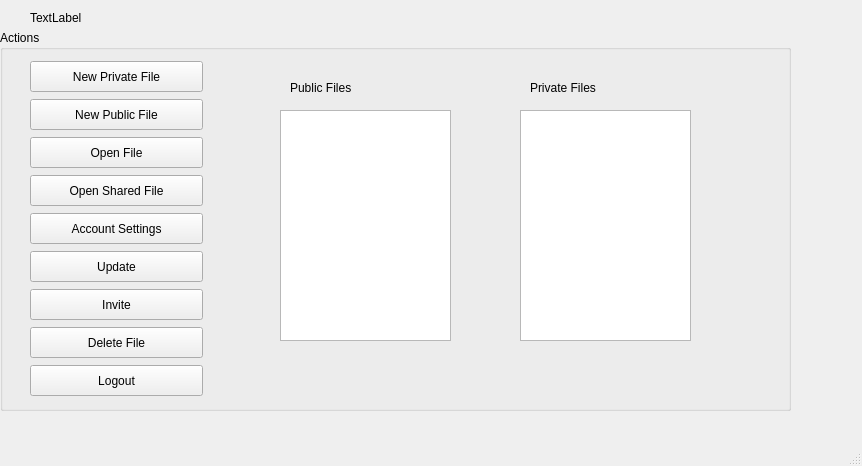
The window that concurrentTextEditor/loggedinmainwindow.ui (scottiexdev/concurrentTextEditor) describes before a commit, drawn with Qt 5.
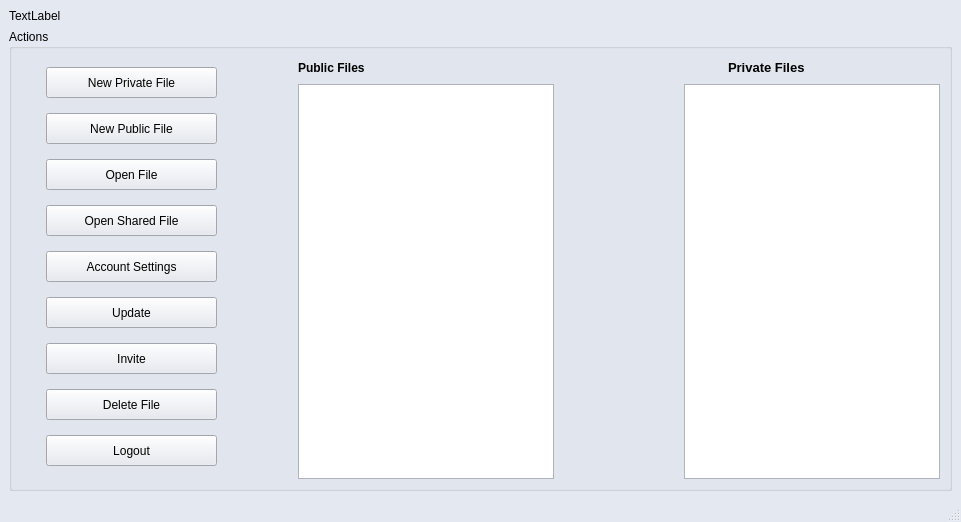
The same window after the commit.

Commit message: First steps UI rework - changed background

The edit to the form file:
```diff
--- a/concurrentTextEditor/loggedinmainwindow.ui
+++ b/concurrentTextEditor/loggedinmainwindow.ui
@@ -6,93 +6,498 @@
    <rect>
     <x>0</x>
     <y>0</y>
-    <width>862</width>
-    <height>466</height>
+    <width>961</width>
+    <height>522</height>
    </rect>
   </property>
+  <property name="minimumSize">
+   <size>
+    <width>840</width>
+    <height>510</height>
+   </size>
+  </property>
+  <property name="palette">
+   <palette>
+    <active>
+     <colorrole role="WindowText">
+      <brush brushstyle="SolidPattern">
+       <color alpha="255">
+        <red>0</red>
+        <green>0</green>
+        <blue>0</blue>
+       </color>
+      </brush>
+     </colorrole>
+     <colorrole role="Button">
+      <brush brushstyle="SolidPattern">
+       <color alpha="255">
+        <red>228</red>
+        <green>232</green>
+        <blue>240</blue>
+       </color>
+      </brush>
+     </colorrole>
+     <colorrole role="Light">
+      <brush brushstyle="SolidPattern">
+       <color alpha="255">
+        <red>255</red>
+        <green>255</green>
+        <blue>255</blue>
+       </color>
+      </brush>
+     </colorrole>
+     <colorrole role="Midlight">
+      <brush brushstyle="SolidPattern">
+       <color alpha="255">
+        <red>241</red>
+        <green>243</green>
+        <blue>247</blue>
+       </color>
+      </brush>
+     </colorrole>
+     <colorrole role="Dark">
+      <brush brushstyle="SolidPattern">
+       <color alpha="255">
+        <red>114</red>
+        <green>116</green>
+        <blue>120</blue>
+       </color>
+      </brush>
+     </colorrole>
+     <colorrole role="Mid">
+      <brush brushstyle="SolidPattern">
+       <color alpha="255">
+        <red>152</red>
+        <green>155</green>
+        <blue>160</blue>
+       </color>
+      </brush>
+     </colorrole>
+     <colorrole role="Text">
+      <brush brushstyle="SolidPattern">
+       <color alpha="255">
+        <red>0</red>
+        <green>0</green>
+        <blue>0</blue>
+       </color>
+      </brush>
+     </colorrole>
+     <colorrole role="BrightText">
+      <brush brushstyle="SolidPattern">
+       <color alpha="255">
+        <red>255</red>
+        <green>255</green>
+        <blue>255</blue>
+       </color>
+      </brush>
+     </colorrole>
+     <colorrole role="ButtonText">
+      <brush brushstyle="SolidPattern">
+       <color alpha="255">
+        <red>0</red>
+        <green>0</green>
+        <blue>0</blue>
+       </color>
+      </brush>
+     </colorrole>
+     <colorrole role="Base">
+      <brush brushstyle="SolidPattern">
+       <color alpha="255">
+        <red>255</red>
+        <green>255</green>
+        <blue>255</blue>
+       </color>
+      </brush>
+     </colorrole>
+     <colorrole role="Window">
+      <brush brushstyle="SolidPattern">
+       <color alpha="255">
+        <red>228</red>
+        <green>232</green>
+        <blue>240</blue>
+       </color>
+      </brush>
+     </colorrole>
+     <colorrole role="Shadow">
+      <brush brushstyle="SolidPattern">
+       <color alpha="255">
+        <red>0</red>
+        <green>0</green>
+        <blue>0</blue>
+       </color>
+      </brush>
+     </colorrole>
+     <colorrole role="AlternateBase">
+      <brush brushstyle="SolidPattern">
+       <color alpha="255">
+        <red>241</red>
+        <green>243</green>
+        <blue>247</blue>
+       </color>
+      </brush>
+     </colorrole>
+     <colorrole role="ToolTipBase">
+      <brush brushstyle="SolidPattern">
+       <color alpha="255">
+        <red>255</red>
+        <green>255</green>
+        <blue>220</blue>
+       </color>
+      </brush>
+     </colorrole>
+     <colorrole role="ToolTipText">
+      <brush brushstyle="SolidPattern">
+       <color alpha="255">
+        <red>0</red>
+        <green>0</green>
+        <blue>0</blue>
+       </color>
+      </brush>
+     </colorrole>
+     <colorrole role="PlaceholderText">
+      <brush brushstyle="SolidPattern">
+       <color alpha="128">
+        <red>0</red>
+        <green>0</green>
+        <blue>0</blue>
+       </color>
+      </brush>
+     </colorrole>
+    </active>
+    <inactive>
+     <colorrole role="WindowText">
+      <brush brushstyle="SolidPattern">
+       <color alpha="255">
+        <red>0</red>
+        <green>0</green>
+        <blue>0</blue>
+       </color>
+      </brush>
+     </colorrole>
+     <colorrole role="Button">
+      <brush brushstyle="SolidPattern">
+       <color alpha="255">
+        <red>228</red>
+        <green>232</green>
+        <blue>240</blue>
+       </color>
+      </brush>
+     </colorrole>
+     <colorrole role="Light">
+      <brush brushstyle="SolidPattern">
+       <color alpha="255">
+        <red>255</red>
+        <green>255</green>
+        <blue>255</blue>
+       </color>
+      </brush>
+     </colorrole>
+     <colorrole role="Midlight">
+      <brush brushstyle="SolidPattern">
+       <color alpha="255">
+        <red>241</red>
+        <green>243</green>
+        <blue>247</blue>
+       </color>
+      </brush>
+     </colorrole>
+     <colorrole role="Dark">
+      <brush brushstyle="SolidPattern">
+       <color alpha="255">
+        <red>114</red>
+        <green>116</green>
+        <blue>120</blue>
+       </color>
+      </brush>
+     </colorrole>
+     <colorrole role="Mid">
+      <brush brushstyle="SolidPattern">
+       <color alpha="255">
+        <red>152</red>
+        <green>155</green>
+        <blue>160</blue>
+       </color>
+      </brush>
+     </colorrole>
+     <colorrole role="Text">
+      <brush brushstyle="SolidPattern">
+       <color alpha="255">
+        <red>0</red>
+        <green>0</green>
+        <blue>0</blue>
+       </color>
+      </brush>
+     </colorrole>
+     <colorrole role="BrightText">
+      <brush brushstyle="SolidPattern">
+       <color alpha="255">
+        <red>255</red>
+        <green>255</green>
+        <blue>255</blue>
+       </color>
+      </brush>
+     </colorrole>
+     <colorrole role="ButtonText">
+      <brush brushstyle="SolidPattern">
+       <color alpha="255">
+        <red>0</red>
+        <green>0</green>
+        <blue>0</blue>
+       </color>
+      </brush>
+     </colorrole>
+     <colorrole role="Base">
+      <brush brushstyle="SolidPattern">
+       <color alpha="255">
+        <red>255</red>
+        <green>255</green>
+        <blue>255</blue>
+       </color>
+      </brush>
+     </colorrole>
+     <colorrole role="Window">
+      <brush brushstyle="SolidPattern">
+       <color alpha="255">
+        <red>228</red>
+        <green>232</green>
+        <blue>240</blue>
+       </color>
+      </brush>
+     </colorrole>
+     <colorrole role="Shadow">
+      <brush brushstyle="SolidPattern">
+       <color alpha="255">
+        <red>0</red>
+        <green>0</green>
+        <blue>0</blue>
+       </color>
+      </brush>
+     </colorrole>
+     <colorrole role="AlternateBase">
+      <brush brushstyle="SolidPattern">
+       <color alpha="255">
+        <red>241</red>
+        <green>243</green>
+        <blue>247</blue>
+       </color>
+      </brush>
+     </colorrole>
+     <colorrole role="ToolTipBase">
+      <brush brushstyle="SolidPattern">
+       <color alpha="255">
+        <red>255</red>
+        <green>255</green>
+        <blue>220</blue>
+       </color>
+      </brush>
+     </colorrole>
+     <colorrole role="ToolTipText">
+      <brush brushstyle="SolidPattern">
+       <color alpha="255">
+        <red>0</red>
+        <green>0</green>
+        <blue>0</blue>
+       </color>
+      </brush>
+     </colorrole>
+     <colorrole role="PlaceholderText">
+      <brush brushstyle="SolidPattern">
+       <color alpha="128">
+        <red>0</red>
+        <green>0</green>
+        <blue>0</blue>
+       </color>
+      </brush>
+     </colorrole>
+    </inactive>
+    <disabled>
+     <colorrole role="WindowText">
+      <brush brushstyle="SolidPattern">
+       <color alpha="255">
+        <red>114</red>
+        <green>116</green>
+        <blue>120</blue>
+       </color>
+      </brush>
+     </colorrole>
+     <colorrole role="Button">
+      <brush brushstyle="SolidPattern">
+       <color alpha="255">
+        <red>228</red>
+        <green>232</green>
+        <blue>240</blue>
+       </color>
+      </brush>
+     </colorrole>
+     <colorrole role="Light">
+      <brush brushstyle="SolidPattern">
+       <color alpha="255">
+        <red>255</red>
+        <green>255</green>
+        <blue>255</blue>
+       </color>
+      </brush>
+     </colorrole>
+     <colorrole role="Midlight">
+      <brush brushstyle="SolidPattern">
+       <color alpha="255">
+        <red>241</red>
+        <green>243</green>
+        <blue>247</blue>
+       </color>
+      </brush>
+     </colorrole>
+     <colorrole role="Dark">
+      <brush brushstyle="SolidPattern">
+       <color alpha="255">
+        <red>114</red>
+        <green>116</green>
+        <blue>120</blue>
+       </color>
+      </brush>
+     </colorrole>
+     <colorrole role="Mid">
+      <brush brushstyle="SolidPattern">
+       <color alpha="255">
+        <red>152</red>
+        <green>155</green>
+        <blue>160</blue>
+       </color>
+      </brush>
+     </colorrole>
+     <colorrole role="Text">
+      <brush brushstyle="SolidPattern">
+       <color alpha="255">
+        <red>114</red>
+        <green>116</green>
+        <blue>120</blue>
+       </color>
+      </brush>
+     </colorrole>
+     <colorrole role="BrightText">
+      <brush brushstyle="SolidPattern">
+       <color alpha="255">
+        <red>255</red>
+        <green>255</green>
+        <blue>255</blue>
+       </color>
+      </brush>
+     </colorrole>
+     <colorrole role="ButtonText">
+      <brush brushstyle="SolidPattern">
+       <color alpha="255">
+        <red>114</red>
+        <green>116</green>
+        <blue>120</blue>
+       </color>
+      </brush>
+     </colorrole>
+     <colorrole role="Base">
+      <brush brushstyle="SolidPattern">
+       <color alpha="255">
+        <red>228</red>
+        <green>232</green>
+        <blue>240</blue>
+       </color>
+      </brush>
+     </colorrole>
+     <colorrole role="Window">
+      <brush brushstyle="SolidPattern">
+       <color alpha="255">
+        <red>228</red>
+        <green>232</green>
+        <blue>240</blue>
+       </color>
+      </brush>
+     </colorrole>
+     <colorrole role="Shadow">
+      <brush brushstyle="SolidPattern">
+       <color alpha="255">
+        <red>0</red>
+        <green>0</green>
+        <blue>0</blue>
+       </color>
+      </brush>
+     </colorrole>
+     <colorrole role="AlternateBase">
+      <brush brushstyle="SolidPattern">
+       <color alpha="255">
+        <red>228</red>
+        <green>232</green>
+        <blue>240</blue>
+       </color>
+      </brush>
+     </colorrole>
+     <colorrole role="ToolTipBase">
+      <brush brushstyle="SolidPattern">
+       <color alpha="255">
+        <red>255</red>
+        <green>255</green>
+        <blue>220</blue>
+       </color>
+      </brush>
+     </colorrole>
+     <colorrole role="ToolTipText">
+      <brush brushstyle="SolidPattern">
+       <color alpha="255">
+        <red>0</red>
+        <green>0</green>
+        <blue>0</blue>
+       </color>
+      </brush>
+     </colorrole>
+     <colorrole role="PlaceholderText">
+      <brush brushstyle="SolidPattern">
+       <color alpha="128">
+        <red>0</red>
+        <green>0</green>
+        <blue>0</blue>
+       </color>
+      </brush>
+     </colorrole>
+    </disabled>
+   </palette>
+  </property>
   <property name="windowTitle">
    <string>ConcurrentTextEditor</string>
   </property>
   <widget class="QWidget" name="centralwidget">
-   <widget class="QWidget" name="horizontalLayoutWidget">
-    <property name="geometry">
-     <rect>
-      <x>0</x>
-      <y>30</y>
-      <width>791</width>
-      <height>381</height>
-     </rect>
-    </property>
-    <layout class="QHBoxLayout" name="horizontalLayout">
-     <item>
-      <widget class="QGroupBox" name="groupBox">
-       <property name="title">
-        <string>Actions</string>
-       </property>
-       <widget class="QTableWidget" name="PublicFileListTable">
-        <property name="geometry">
-         <rect>
-          <x>280</x>
-          <y>80</y>
-          <width>171</width>
-          <height>231</height>
-         </rect>
-        </property>
-        <attribute name="horizontalHeaderCascadingSectionResizes">
-         <bool>true</bool>
-        </attribute>
-       </widget>
-       <widget class="QTableWidget" name="PrivatefileListTable">
-        <property name="geometry">
-         <rect>
-          <x>520</x>
-          <y>80</y>
-          <width>171</width>
-          <height>231</height>
-         </rect>
-        </property>
-        <attribute name="horizontalHeaderCascadingSectionResizes">
-         <bool>true</bool>
-        </attribute>
-       </widget>
-       <widget class="QLabel" name="PublicFilesLabel">
-        <property name="geometry">
-         <rect>
-          <x>290</x>
-          <y>50</y>
-          <width>201</width>
-          <height>16</height>
-         </rect>
-        </property>
-        <property name="text">
-         <string>Public Files</string>
-        </property>
-       </widget>
-       <widget class="QLabel" name="PrivateFilesLabel">
-        <property name="geometry">
-         <rect>
-          <x>530</x>
-          <y>50</y>
-          <width>201</width>
-          <height>16</height>
-         </rect>
-        </property>
-        <property name="text">
-         <string>Private Files</string>
-        </property>
-       </widget>
-       <widget class="QWidget" name="">
-        <property name="geometry">
-         <rect>
-          <x>30</x>
-          <y>30</y>
-          <width>173</width>
-          <height>337</height>
-         </rect>
-        </property>
+   <layout class="QGridLayout" name="gridLayout">
+    <item row="0" column="0">
+     <widget class="QLabel" name="welcomeLabel">
+      <property name="maximumSize">
+       <size>
+        <width>16777215</width>
+        <height>20</height>
+       </size>
+      </property>
+      <property name="text">
+       <string>TextLabel</string>
+      </property>
+     </widget>
+    </item>
+    <item row="1" column="0">
+     <widget class="QGroupBox" name="groupBox">
+      <property name="title">
+       <string>Actions</string>
+      </property>
+      <layout class="QGridLayout" name="gridLayout_2">
+       <item row="0" column="0" rowspan="2">
         <layout class="QVBoxLayout" name="verticalLayout">
+         <property name="leftMargin">
+          <number>25</number>
+         </property>
+         <property name="rightMargin">
+          <number>75</number>
+         </property>
          <item>
           <widget class="QPushButton" name="pushButtonNewFile_3">
+           <property name="sizePolicy">
+            <sizepolicy hsizetype="Minimum" vsizetype="Fixed">
+             <horstretch>0</horstretch>
+             <verstretch>0</verstretch>
+            </sizepolicy>
+           </property>
            <property name="minimumSize">
             <size>
              <width>171</width>
@@ -212,24 +617,125 @@
           </widget>
          </item>
         </layout>
-       </widget>
-      </widget>
-     </item>
-    </layout>
-   </widget>
-   <widget class="QLabel" name="welcomeLabel">
-    <property name="geometry">
-     <rect>
-      <x>30</x>
-      <y>10</y>
-      <width>201</width>
-      <height>16</height>
-     </rect>
-    </property>
-    <property name="text">
-     <string>TextLabel</string>
-    </property>
-   </widget>
+       </item>
+       <item row="0" column="1">
+        <layout class="QHBoxLayout" name="horizontalLayout_3">
+         <item>
+          <widget class="QLabel" name="PublicFilesLabel">
+           <property name="sizePolicy">
+            <sizepolicy hsizetype="Expanding" vsizetype="Fixed">
+             <horstretch>0</horstretch>
+             <verstretch>0</verstretch>
+            </sizepolicy>
+           </property>
+           <property name="font">
+            <font>
+             <weight>75</weight>
+             <bold>true</bold>
+            </font>
+           </property>
+           <property name="text">
+            <string>Public Files</string>
+           </property>
+          </widget>
+         </item>
+         <item>
+          <spacer name="horizontalSpacer_2">
+           <property name="orientation">
+            <enum>Qt::Horizontal</enum>
+           </property>
+           <property name="sizeType">
+            <enum>QSizePolicy::MinimumExpanding</enum>
+           </property>
+           <property name="sizeHint" stdset="0">
+            <size>
+             <width>209</width>
+             <height>20</height>
+            </size>
+           </property>
+          </spacer>
+         </item>
+         <item>
+          <widget class="QLabel" name="PrivateFilesLabel">
+           <property name="sizePolicy">
+            <sizepolicy hsizetype="Expanding" vsizetype="Fixed">
+             <horstretch>0</horstretch>
+             <verstretch>0</verstretch>
+            </sizepolicy>
+           </property>
+           <property name="font">
+            <font>
+             <pointsize>10</pointsize>
+             <weight>75</weight>
+             <bold>true</bold>
+            </font>
+           </property>
+           <property name="text">
+            <string>Private Files</string>
+           </property>
+          </widget>
+         </item>
+        </layout>
+       </item>
+       <item row="1" column="1">
+        <layout class="QHBoxLayout" name="horizontalLayout">
+         <item>
+          <widget class="QTableWidget" name="PublicFileListTable">
+           <property name="maximumSize">
+            <size>
+             <width>850</width>
+             <height>550</height>
+            </size>
+           </property>
+           <property name="autoFillBackground">
+            <bool>true</bool>
+           </property>
+           <property name="frameShape">
+            <enum>QFrame::StyledPanel</enum>
+           </property>
+           <property name="frameShadow">
+            <enum>QFrame::Sunken</enum>
+           </property>
+           <attribute name="horizontalHeaderCascadingSectionResizes">
+            <bool>true</bool>
+           </attribute>
+           <attribute name="horizontalHeaderShowSortIndicator" stdset="0">
+            <bool>false</bool>
+           </attribute>
+          </widget>
+         </item>
+         <item>
+          <spacer name="horizontalSpacer">
+           <property name="orientation">
+            <enum>Qt::Horizontal</enum>
+           </property>
+           <property name="sizeHint" stdset="0">
+            <size>
+             <width>40</width>
+             <height>20</height>
+            </size>
+           </property>
+          </spacer>
+         </item>
+         <item>
+          <widget class="QTableWidget" name="PrivatefileListTable">
+           <property name="maximumSize">
+            <size>
+             <width>850</width>
+             <height>550</height>
+            </size>
+           </property>
+           <attribute name="horizontalHeaderCascadingSectionResizes">
+            <bool>true</bool>
+           </attribute>
+          </widget>
+         </item>
+        </layout>
+       </item>
+      </layout>
+     </widget>
+    </item>
+   </layout>
   </widget>
   <widget class="QMenuBar" name="menubar">
    <property name="geometry">
```
Left out of the diff: 31 changed lines with no effect on the pictures. The commit also changes 4 other files.
